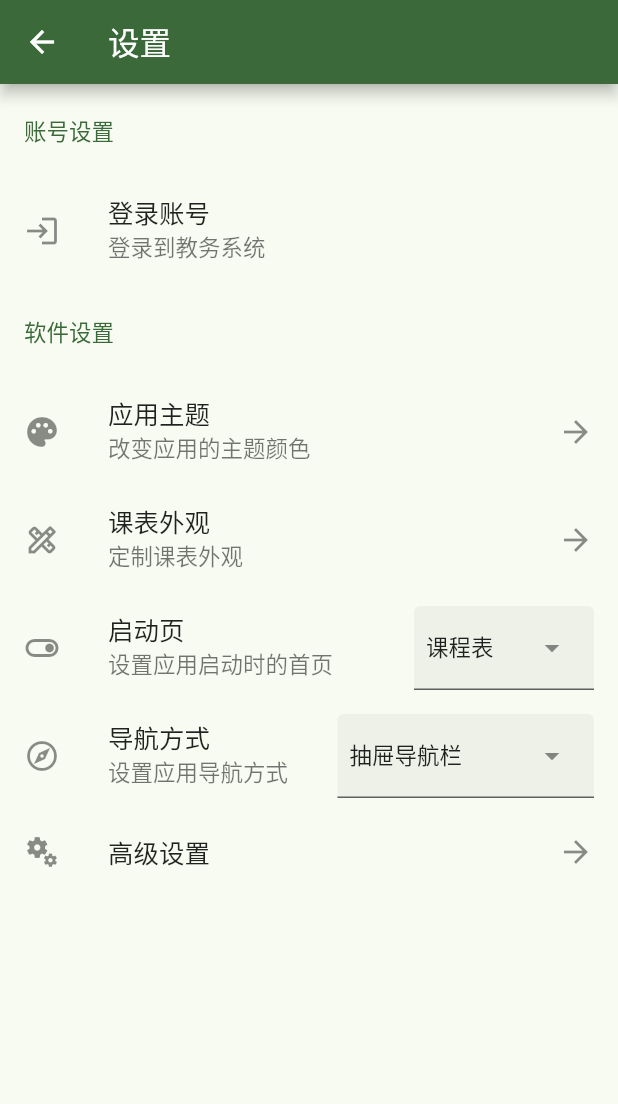
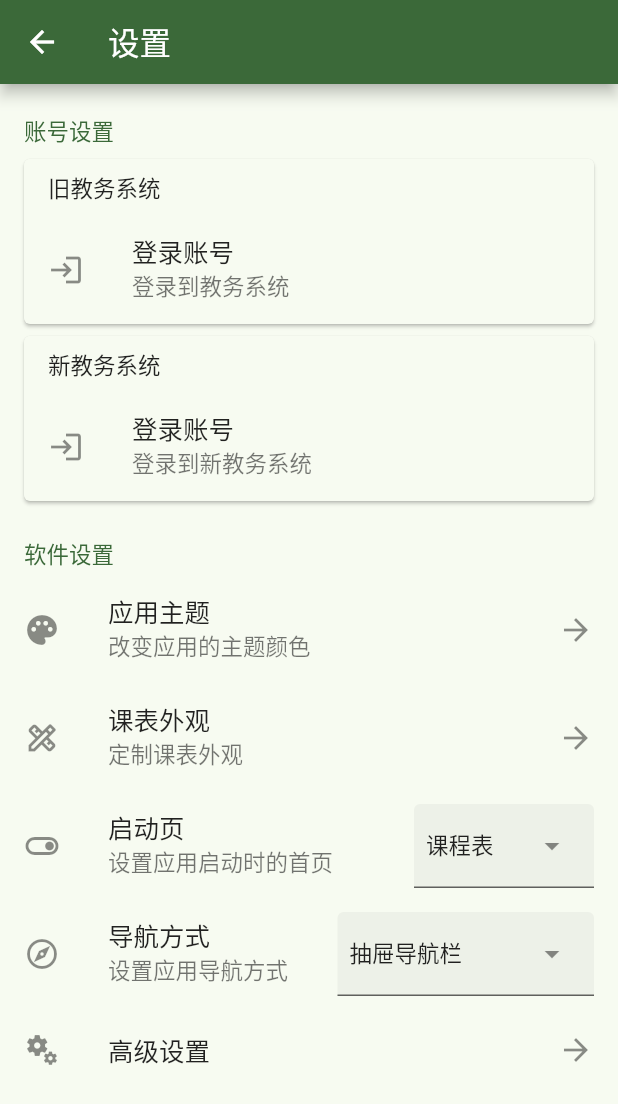
Before and after one commit to wyvern1723/sachet, a Flutter app: the SettingsPage screen opened by its route, on a phone screen of 412 x 824 dp. Shown: the top 1104 px of the screen. Run offline on Flutter 3.47's test engine with Material 3 defaults, Android fonts, the phone set to English and light mode, and no system bars; our stand-ins replace dio, dynamic_color, file_picker, flutter_colorpicker, flutter_markdown, flutter_secure_storage and 2 more; missing offline and left inert: flutter_gbk2utf8, flutter_inappwebview, pointycastle, tflite_flutter; accounts and stored records are empty; network calls fail.

Commit message:
feat: 在设置页面添加正方教务系统登录入口

```diff
--- a/lib/pages/settings_page.dart
+++ b/lib/pages/settings_page.dart
@@ -1,5 +1,7 @@
 import 'package:flutter/material.dart';
 import 'package:sachet/models/nav_type.dart';
+import 'package:sachet/pages/utilspages/zhengfang_jwxt_login_page.dart';
+import 'package:sachet/providers/zhengfang_user_provider.dart';
 import 'package:sachet/utils/app_global.dart';
 import 'package:sachet/providers/screen_nav_provider.dart';
 import 'package:sachet/providers/settings_provider.dart';
@@ -81,13 +83,27 @@ class _SettingsPageState extends State<SettingsPage> {
         body: ListView(
           children: [
             Padding(
-              padding: const EdgeInsets.only(
-                  left: 16, top: 20, right: 16, bottom: 20),
+              padding: const EdgeInsets.fromLTRB(16, 20, 16, 4),
               child: Text(
                 '账号设置',
                 style: TextStyle(color: Theme.of(context).colorScheme.primary),
               ),
             ),
+            Card(
+              clipBehavior: Clip.hardEdge,
+              margin: EdgeInsets.symmetric(horizontal: 16.0, vertical: 4.0),
+              child: Column(
+                mainAxisAlignment: MainAxisAlignment.center,
+                crossAxisAlignment: CrossAxisAlignment.start,
+                children: [
+                  Padding(
+                    padding: const EdgeInsets.fromLTRB(16.0, 8.0, 16.0, 0.0),
+                    child: Text(
+                      '旧教务系统',
+                      style: Theme.of(context).textTheme.labelLarge,
+                    ),
+                  ),
+                  SizedBox(height: 8),
                   Selector<QiangZhiUserProvider, bool>(
                       selector: (_, qiangzhiUserProvider) =>
                           qiangzhiUserProvider.isLogin,
@@ -98,7 +114,8 @@ class _SettingsPageState extends State<SettingsPage> {
                             alignment: Alignment.centerLeft,
                             child: Icon(Icons.login_outlined),
                           ),
-                    title: Text('登录账号' + (isLogin == true ? '（重新登录）' : '')),
+                          title:
+                              Text('登录账号' + (isLogin == true ? '（重新登录）' : '')),
                           subtitle: Text('登录到教务系统'),
                           onTap: () {
                             Navigator.of(context).push(
@@ -111,19 +128,6 @@ class _SettingsPageState extends State<SettingsPage> {
                           },
                         );
                       }),
-
-            // ListTile(
-            //   leading: const Align(
-            //     widthFactor: 1,
-            //     alignment: Alignment.centerLeft,
-            //     child: Icon(Icons.switch_account_outlined),
-            //   ),
-            //   title: const Text('切换账号'),
-            //   subtitle: const Text('切换到其他账号'),
-            //   trailing: const Icon(Icons.arrow_forward),
-            //   onTap: () {}
-            // ),
-
                   Selector<QiangZhiUserProvider, bool>(
                       selector: (_, qiangzhiUserProvider) =>
                           qiangzhiUserProvider.isLogin,
@@ -138,16 +142,83 @@ class _SettingsPageState extends State<SettingsPage> {
                             title: const Text('退出登录'),
                             subtitle: const Text('登出此账号，删除应用中关于此账号的记录'),
                             onTap: () async {
-                        await showLogoutDialog(context, JwxtType.qiangzhi);
+                              await showLogoutDialog(
+                                  context, JwxtType.qiangzhi);
                             },
                           );
                         } else {
                           return SizedBox();
                         }
                       }),
+                ],
+              ),
+            ),
+            Card(
+              clipBehavior: Clip.hardEdge,
+              margin: EdgeInsets.symmetric(horizontal: 16.0, vertical: 4.0),
+              child: Column(
+                mainAxisAlignment: MainAxisAlignment.center,
+                crossAxisAlignment: CrossAxisAlignment.start,
+                children: [
                   Padding(
-              padding: const EdgeInsets.only(
-                  left: 16, top: 20, right: 16, bottom: 20),
+                    padding: const EdgeInsets.fromLTRB(16.0, 8.0, 16.0, 0.0),
+                    child: Text(
+                      '新教务系统',
+                      style: Theme.of(context).textTheme.labelLarge,
+                    ),
+                  ),
+                  SizedBox(height: 8),
+                  Selector<ZhengFangUserProvider, bool>(
+                      selector: (_, zhengfangUserProvider) =>
+                          zhengfangUserProvider.isLogin,
+                      builder: (_, isLogin, __) {
+                        return ListTile(
+                          leading: const Align(
+                            widthFactor: 1,
+                            alignment: Alignment.centerLeft,
+                            child: Icon(Icons.login_outlined),
+                          ),
+                          title:
+                              Text('登录账号' + (isLogin == true ? '（重新登录）' : '')),
+                          subtitle: Text('登录到新教务系统'),
+                          onTap: () {
+                            Navigator.of(context).push(
+                              MaterialPageRoute(
+                                builder: (BuildContext context) {
+                                  return const ZhengFangJwxtLoginPage();
+                                },
+                              ),
+                            );
+                          },
+                        );
+                      }),
+                  Selector<ZhengFangUserProvider, bool>(
+                      selector: (_, zhengfangUserProvider) =>
+                          zhengfangUserProvider.isLogin,
+                      builder: (_, isLogin, __) {
+                        if (isLogin) {
+                          return ListTile(
+                            leading: const Align(
+                              widthFactor: 1,
+                              alignment: Alignment.centerLeft,
+                              child: Icon(Icons.logout_outlined),
+                            ),
+                            title: const Text('退出登录'),
+                            subtitle: const Text('登出此账号，删除应用中关于此账号的记录'),
+                            onTap: () async {
+                              await showLogoutDialog(
+                                  context, JwxtType.zhengfang);
+                            },
+                          );
+                        } else {
+                          return SizedBox();
+                        }
+                      }),
+                ],
+              ),
+            ),
+            Padding(
+              padding: const EdgeInsets.fromLTRB(16, 20, 16, 4),
               child: Text(
                 '软件设置',
                 style: TextStyle(color: Theme.of(context).colorScheme.primary),
```
Lines whose indentation alone changed are shown as unchanged.
